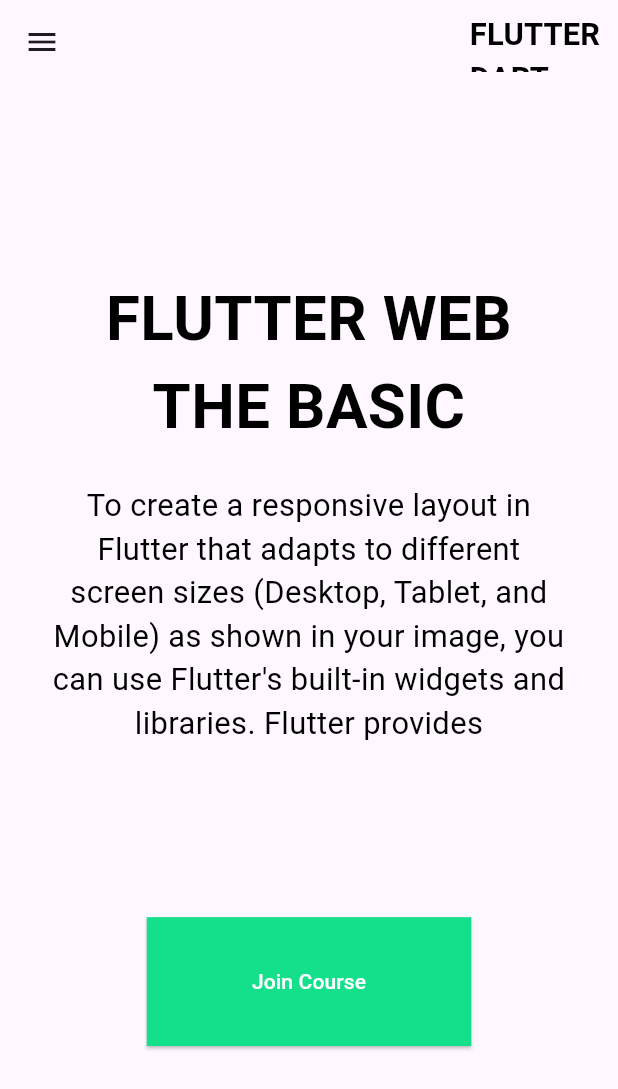
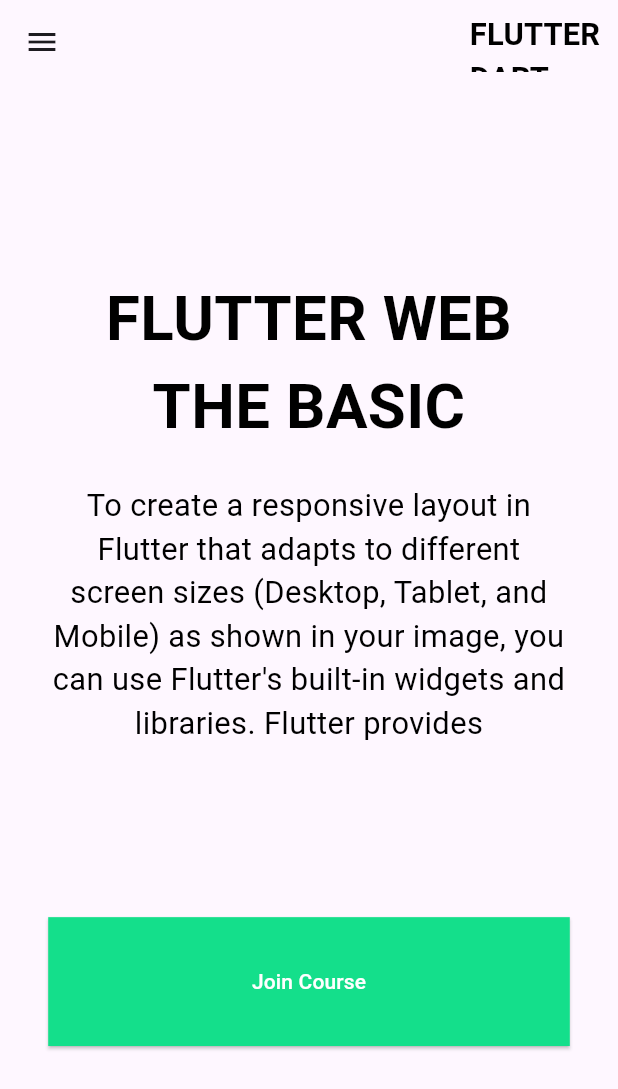
Before and after one commit to sajjadulBappy/live_test_two, a Flutter app: the screen it shows after launch, on a phone screen of 412 x 824 dp. Shown: the top 1089 px of the screen. Run offline on Flutter 3.47's test engine with Material 3 defaults, Android fonts, the phone set to English and light mode, and no system bars.

```diff
--- a/lib/screens/home/home_mobile.dart
+++ b/lib/screens/home/home_mobile.dart
@@ -109,7 +109,10 @@ class HomeMobile extends StatelessWidget {
               ),
             ),
             SizedBox(height: 14 * SizeConfig.heightMultiplier,),
-            const ButtonWiget(),
+             const SizedBox(
+                width: double.infinity,
+                child: ButtonWiget(),
+            )
 
           ],
         ),
```
